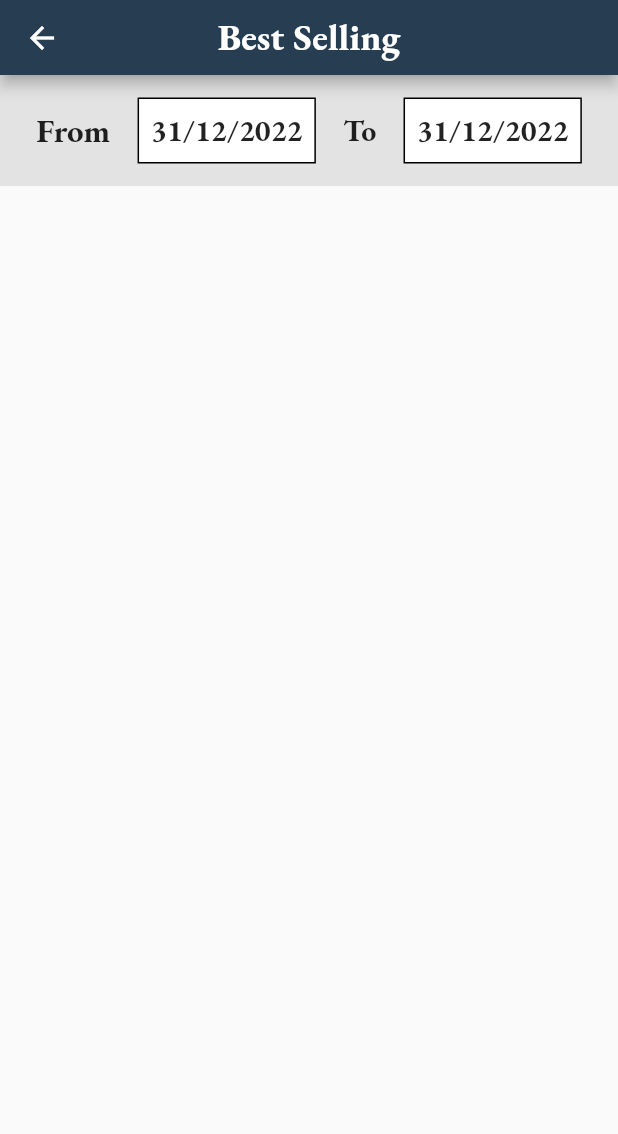
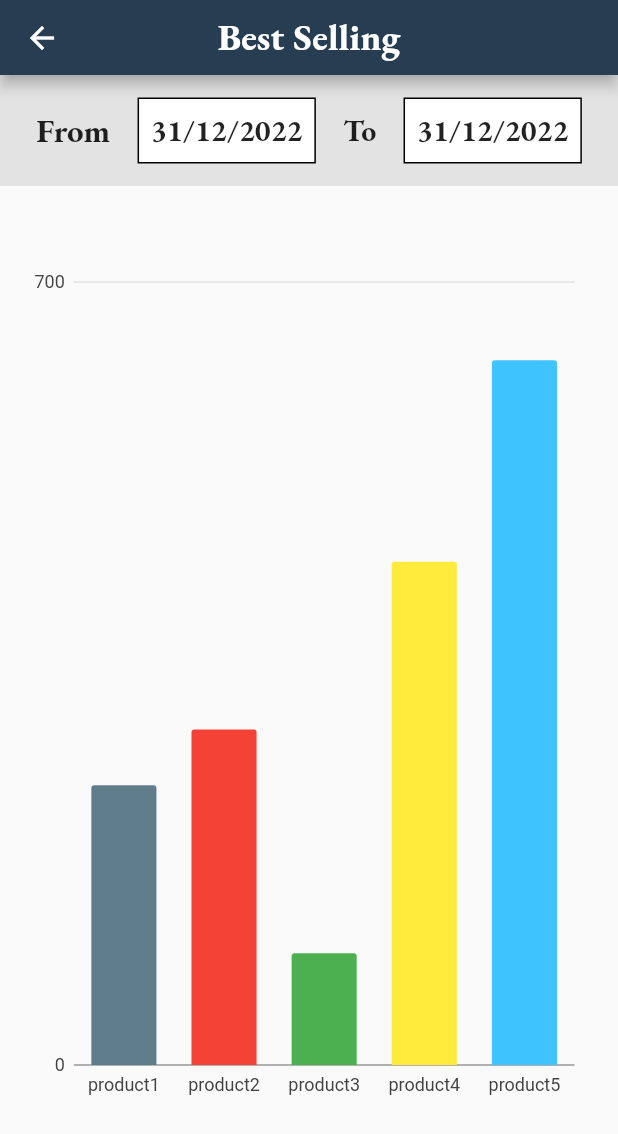
Before and after one commit to Fadwahigga/Mobile-Based-Store-Management-System, a Flutter app: the BestSellingPage screen opened directly, on a phone screen of 412 x 824 dp. Shown: the top 1134 px of the screen. Run offline on Flutter 3.47's test engine with Material 2 defaults, Android fonts, the phone set to English and light mode, and no system bars; our stand-ins replace charts_flutter, get, google_fonts, syncfusion_flutter_charts; missing offline and left inert: qr_code_scanner.

Commit message:
New Commit

```diff
--- a/lib/screens/Performance Screens/bestSelling.dart
+++ b/lib/screens/Performance Screens/bestSelling.dart
@@ -2,9 +2,8 @@
 
 import 'package:flutter/material.dart';
 import 'package:google_fonts/google_fonts.dart';
+import 'package:gp/screens/PerformanceCharts/BestSellingChart.dart';
 import '../../widgets/appBar.dart';
-
-
 
 class BestSellingPage extends StatefulWidget {
   const BestSellingPage({super.key});
@@ -109,6 +108,10 @@ class _BestSellingPageState extends State<BestSellingPage> {
               ],
             ),
           ),
+          const SizedBox(
+            height: 20,
+          ),
+          BestSellingChart()
         ],
       ),
     );
--- /dev/null
+++ b/lib/screens/PerformanceCharts/BestSellingChart.dart
@@ -0,0 +1,69 @@
+// ignore_for_file: file_names
+
+import 'package:charts_flutter/flutter.dart' as charts;
+import 'package:flutter/material.dart';
+
+class BestSellingChart extends StatelessWidget {
+  BestSellingChart({Key? key}) : super(key: key);
+  final List<BarChartModel> data = [
+    BarChartModel(
+      productname: "product1",
+      soldquantity: 250,
+      color: charts.ColorUtil.fromDartColor(Colors.blueGrey),
+    ),
+    BarChartModel(
+      productname: "product2",
+      soldquantity: 300,
+      color: charts.ColorUtil.fromDartColor(Colors.red),
+    ),
+    BarChartModel(
+      productname: "product3",
+      soldquantity: 100,
+      color: charts.ColorUtil.fromDartColor(Colors.green),
+    ),
+    BarChartModel(
+      productname: "product4",
+      soldquantity: 450,
+      color: charts.ColorUtil.fromDartColor(Colors.yellow),
+    ),
+    BarChartModel(
+      productname: "product5",
+      soldquantity: 630,
+      color: charts.ColorUtil.fromDartColor(Colors.lightBlueAccent),
+    ),
+  ];
+
+  @override
+  Widget build(BuildContext context) {
+    List<charts.Series<BarChartModel, String>> series = [
+      charts.Series(
+        id: "soldquantity",
+        data: data,
+        domainFn: (BarChartModel series, _) => series.productname,
+        measureFn: (BarChartModel series, _) => series.soldquantity,
+        colorFn: (BarChartModel series, _) => series.color,
+      ),
+    ];
+
+    return Container(
+      height: MediaQuery.of(context).size.height - 200,
+      padding: const EdgeInsets.symmetric(horizontal: 15, vertical: 30),
+      child: charts.BarChart(
+        series,
+        animate: true,
+      ),
+    );
+  }
+}
+
+class BarChartModel {
+  String productname;
+  int soldquantity;
+  final charts.Color color;
+
+  BarChartModel({
+    required this.productname,
+    required this.soldquantity,
+    required this.color,
+  });
+}
--- /dev/null
+++ b/lib/screens/PerformanceCharts/LeastSellingChart.dart
@@ -0,0 +1,69 @@
+// ignore_for_file: file_names
+
+import 'package:charts_flutter/flutter.dart' as charts;
+import 'package:flutter/material.dart';
+
+class LeastSellingChart extends StatelessWidget {
+  LeastSellingChart({Key? key}) : super(key: key);
+  final List<BarChartModel> data = [
+    BarChartModel(
+      productname: "product1",
+      soldquantity: 250,
+      color: charts.ColorUtil.fromDartColor(Colors.blueGrey),
+    ),
+    BarChartModel(
+      productname: "product2",
+      soldquantity: 300,
+      color: charts.ColorUtil.fromDartColor(Colors.red),
+    ),
+    BarChartModel(
+      productname: "product3",
+      soldquantity: 100,
+      color: charts.ColorUtil.fromDartColor(Colors.green),
+    ),
+    BarChartModel(
+      productname: "product4",
+      soldquantity: 450,
+      color: charts.ColorUtil.fromDartColor(Colors.yellow),
+    ),
+    BarChartModel(
+      productname: "product5",
+      soldquantity: 650,
+      color: charts.ColorUtil.fromDartColor(Colors.lightBlueAccent),
+    ),
+  ];
+
+  @override
+  Widget build(BuildContext context) {
+    List<charts.Series<BarChartModel, String>> series = [
+      charts.Series(
+        id: "soldquantity",
+        data: data,
+        domainFn: (BarChartModel series, _) => series.productname,
+        measureFn: (BarChartModel series, _) => series.soldquantity,
+        colorFn: (BarChartModel series, _) => series.color,
+      ),
+    ];
+
+    return Container(
+      height: MediaQuery.of(context).size.height - 200,
+      padding: const EdgeInsets.symmetric(horizontal: 15, vertical: 30),
+      child: charts.BarChart(
+        series,
+        animate: true,
+      ),
+    );
+  }
+}
+
+class BarChartModel {
+  String productname;
+  int soldquantity;
+  final charts.Color color;
+
+  BarChartModel({
+    required this.productname,
+    required this.soldquantity,
+    required this.color,
+  });
+}
--- a/pubspec.yaml
+++ b/pubspec.yaml
@@ -40,6 +40,8 @@ dependencies:
   get: ^4.6.5
   calendar_date_picker2: ^0.3.3
   qr_code_scanner: ^1.0.1
+  syncfusion_flutter_charts: ^20.4.41
+  charts_flutter: ^0.12.0
 
 
 
```
Also changed, not shown: lib/screens/Performance Screens/leastSelling.dart (+5 -2 lines), lib/screens/Performance Screens/showsStoreMovement.dart (+7 -3 lines), lib/screens/PerformanceCharts/ShowStoreMovementChart.dart (added, +53 -0 lines), pubspec.lock.
